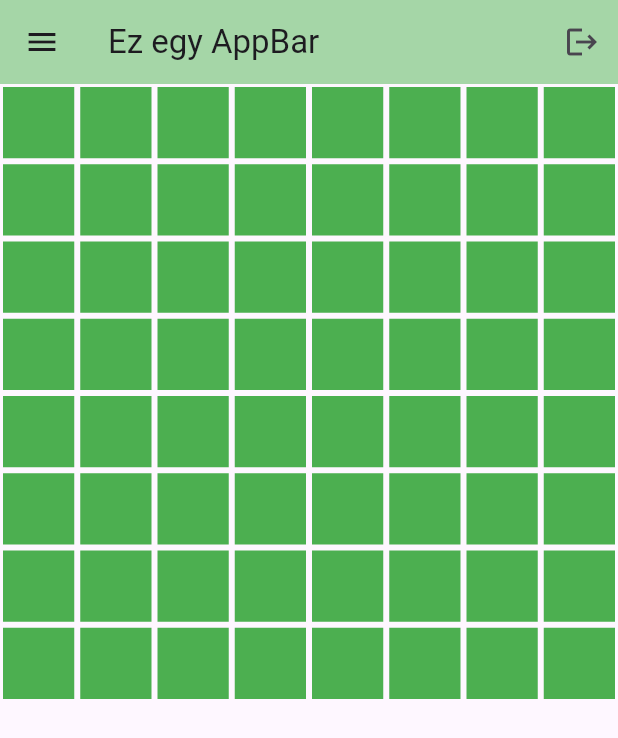
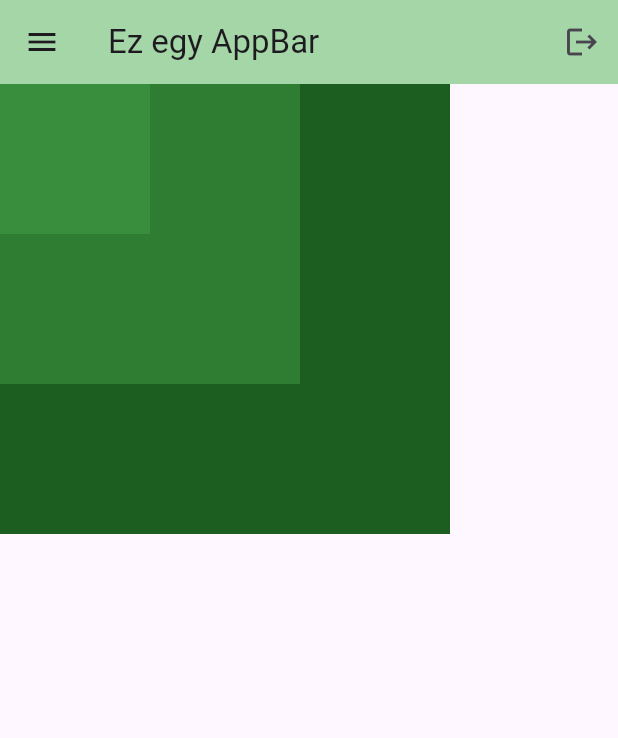
Before and after one commit to dajkagabi/Flutter-2024, a Flutter app: the screen it shows after launch, on a phone screen of 412 x 824 dp. Shown: the top 738 px of the screen. Run offline on Flutter 3.47's test engine with Material 3 defaults, Android fonts, the phone set to English and light mode, and no system bars.

Commit message:
Stack, rétegezés

```diff
--- a/lib/main.dart
+++ b/lib/main.dart
@@ -36,15 +36,28 @@ class MyApp extends StatelessWidget {
             leading: Icon(Icons.menu),
             actions: [IconButton(onPressed: () {}, icon: Icon(Icons.logout))],
           ),
-        body: GridView.builder(
-            itemCount: 64,
-            gridDelegate:
-                SliverGridDelegateWithFixedCrossAxisCount(crossAxisCount: 8),
-            itemBuilder: (context, index) => Container(
-                  color: Colors.green,
-                  margin: EdgeInsets.all(2),
+          body: Stack(
+            children: [
+              //nagy box
+              Container(
+                height: 300,
+                width: 300,
+                color: Colors.green[900],
+              ),
+              //közepes box
+              Container(
+                height: 200,
+                width: 200,
+                color: Colors.green[800],
+              ),
+              //kis box
+              Container(
+                height: 100,
+                width: 100,
+                color: Colors.green[700],
+              ),
+            ],
           )),
-      ),
     );
   }
 }
```
Lines whose indentation alone changed are shown as unchanged.
